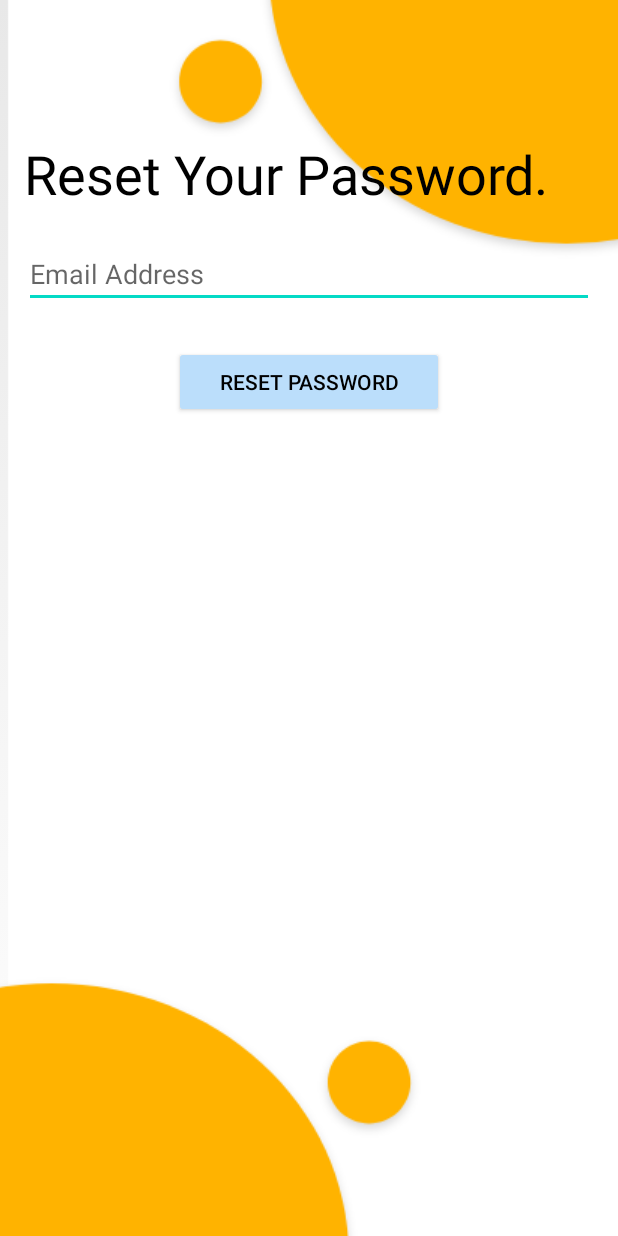
After one commit to DrewTJohnson/Recipe-App, an Android app: the ResetPasswordActivity screen opened directly, with no data from a screen before it, on a phone screen of 412 x 824 dp. The commit adds this screen. Run offline under Robolectric (Android 15) with nearby library versions, the phone set to English and light mode, and no system bars; our stand-ins replace Firebase (no records; nobody signed in at launch, a user with empty details on screens opened directly).

Commit message:
Added password reset functionality

```diff
--- a/app/src/main/AndroidManifest.xml
+++ b/app/src/main/AndroidManifest.xml
@@ -1,6 +1,8 @@
 <?xml version="1.0" encoding="utf-8"?>
 <manifest xmlns:android="http://schemas.android.com/apk/res/android"
     package="com.example.recipeapp">
+
+    <uses-permission android:name="android.permission.INTERNET" />
 
     <application
         android:allowBackup="true"
@@ -9,7 +11,8 @@
         android:roundIcon="@mipmap/ic_launcher_round"
         android:supportsRtl="true"
         android:theme="@android:style/Theme.Light.NoTitleBar.Fullscreen">
-        <activity android:name=".RecipeListActivity"></activity>
+        <activity android:name=".ResetPasswordActivity"></activity>
+        <activity android:name=".RecipeListActivity" />
         <activity android:name=".SignUpActivity" />
         <activity android:name=".HomeScreenActivity" />
         <activity android:name=".MainActivity">
--- a/app/src/main/java/com/example/recipeapp/MainActivity.kt
+++ b/app/src/main/java/com/example/recipeapp/MainActivity.kt
@@ -67,6 +67,13 @@ class MainActivity : Activity() {
         btnSignUp.setOnClickListener() {
             val signUp = Intent(this, SignUpActivity::class.java)
             startActivity(signUp)
+            finish()
+        }
+
+        resetPasswordTV.setOnClickListener {
+            val resetPassword = Intent(this, ResetPasswordActivity::class.java)
+            startActivity(resetPassword)
+            finish()
         }
     }
 }
--- /dev/null
+++ b/app/src/main/java/com/example/recipeapp/ResetPasswordActivity.kt
@@ -0,0 +1,47 @@
+package com.example.recipeapp
+
+import android.app.Activity
+import androidx.appcompat.app.AppCompatActivity
+import android.os.Bundle
+import android.text.TextUtils
+import android.widget.Button
+import android.widget.EditText
+import android.widget.Toast
+import com.google.android.gms.tasks.OnCompleteListener
+import com.google.firebase.auth.FirebaseAuth
+import com.google.firebase.ktx.Firebase
+import kotlinx.android.synthetic.main.activity_reset_password.*
+
+class ResetPasswordActivity : Activity() {
+
+    private lateinit var auth: FirebaseAuth
+
+    private lateinit var emailET: EditText
+
+    private lateinit var resetBtn: Button
+
+    override fun onCreate(savedInstanceState: Bundle?) {
+        super.onCreate(savedInstanceState)
+        setContentView(R.layout.activity_reset_password)
+
+        auth = FirebaseAuth.getInstance()
+
+        emailET = resetPasswordEmailAddress
+        resetBtn = btnResetPasswordSubmit
+
+        resetBtn.setOnClickListener {
+            var email: String = emailET.text.toString()
+            if(TextUtils.isEmpty(email)) {
+                Toast.makeText(this, "Please enter your email address", Toast.LENGTH_LONG).show()
+            } else {
+                auth.sendPasswordResetEmail(email).addOnCompleteListener(this, OnCompleteListener { task ->
+                    if(task.isSuccessful) {
+                        Toast.makeText(this, "Please check your email to reset your password", Toast.LENGTH_SHORT).show()
+                    } else {
+                        Toast.makeText(this, "Something went wrong, try again.", Toast.LENGTH_SHORT).show()
+                    }
+                })
+            }
+        }
+    }
+}
--- /dev/null
+++ b/app/src/main/res/layout/activity_reset_password.xml
@@ -0,0 +1,49 @@
+<?xml version="1.0" encoding="utf-8"?>
+<FrameLayout xmlns:android="http://schemas.android.com/apk/res/android"
+    xmlns:app="http://schemas.android.com/apk/res-auto"
+    xmlns:tools="http://schemas.android.com/tools"
+    android:layout_width="match_parent"
+    android:layout_height="match_parent"
+    android:orientation="vertical"
+    android:theme="@style/Theme.MaterialComponents.Light.NoActionBar"
+    tools:context=".MainActivity">
+    <ImageView
+        android:layout_width="match_parent"
+        android:layout_height="match_parent"
+        android:src="@drawable/ic_background"
+        android:scaleType="center"
+        />
+    <LinearLayout
+        android:layout_width="match_parent"
+        android:layout_height="match_parent"
+        android:padding="16dp"
+        android:orientation="vertical"
+        android:layout_marginTop="75dp" >
+
+        <TextView
+            android:layout_width="wrap_content"
+            android:layout_height="wrap_content"
+            android:text="Reset Your Password."
+            android:textSize="36sp"
+            android:textColor="@android:color/black" />
+
+        <com.google.android.material.textfield.TextInputEditText
+            android:id="@+id/resetPasswordEmailAddress"
+            android:layout_width="match_parent"
+            android:layout_height="wrap_content"
+            android:layout_marginTop="20dp"
+            android:hint="Email Address" />
+
+        <Button
+            android:id="@+id/btnResetPasswordSubmit"
+            android:layout_width="match_parent"
+            android:layout_height="wrap_content"
+            android:layout_marginLeft="100dp"
+            android:layout_marginRight="100dp"
+            android:text="Reset Password"
+            android:textColor="@android:color/black"
+            android:layout_marginTop="25dp"
+            android:backgroundTint="@color/button_default"/>
+
+    </LinearLayout>
+</FrameLayout>
```
